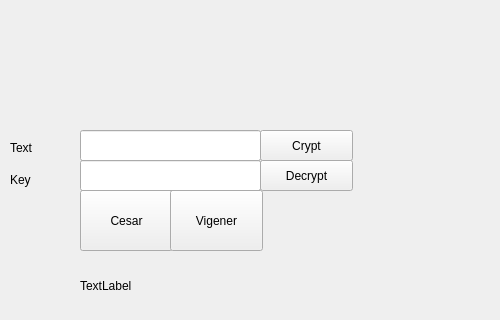
First picture: the form in Lesson721/cryptographer.ui, repository maks-bubela/Maks_Bubela, before the edit; both pictures show x 90 to 590 and y 0 to 320 of the 800 by 600 pixel window.
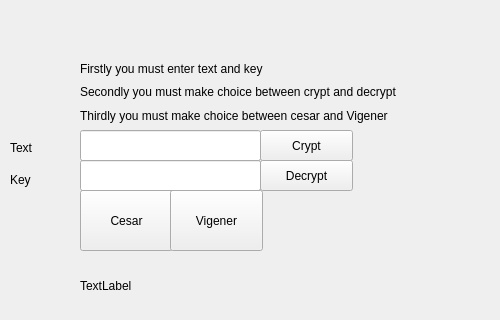
Second picture: the form after the edit.

Diff of the .ui file:
```diff
--- a/Lesson721/cryptographer.ui
+++ b/Lesson721/cryptographer.ui
@@ -125,6 +125,39 @@
      </rect>
     </property>
    </widget>
+   <widget class="QWidget" name="">
+    <property name="geometry">
+     <rect>
+      <x>170</x>
+      <y>60</y>
+      <width>340</width>
+      <height>64</height>
+     </rect>
+    </property>
+    <layout class="QVBoxLayout" name="verticalLayout">
+     <item>
+      <widget class="QLabel" name="label_3">
+       <property name="text">
+        <string>Firstly you must enter text and key</string>
+       </property>
+      </widget>
+     </item>
+     <item>
+      <widget class="QLabel" name="label_4">
+       <property name="text">
+        <string>Secondly you must make choice between crypt and decrypt</string>
+       </property>
+      </widget>
+     </item>
+     <item>
+      <widget class="QLabel" name="label_5">
+       <property name="text">
+        <string>Thirdly you must make choice between cesar and Vigener</string>
+       </property>
+      </widget>
+     </item>
+    </layout>
+   </widget>
   </widget>
   <widget class="QMenuBar" name="menubar">
    <property name="geometry">
```
